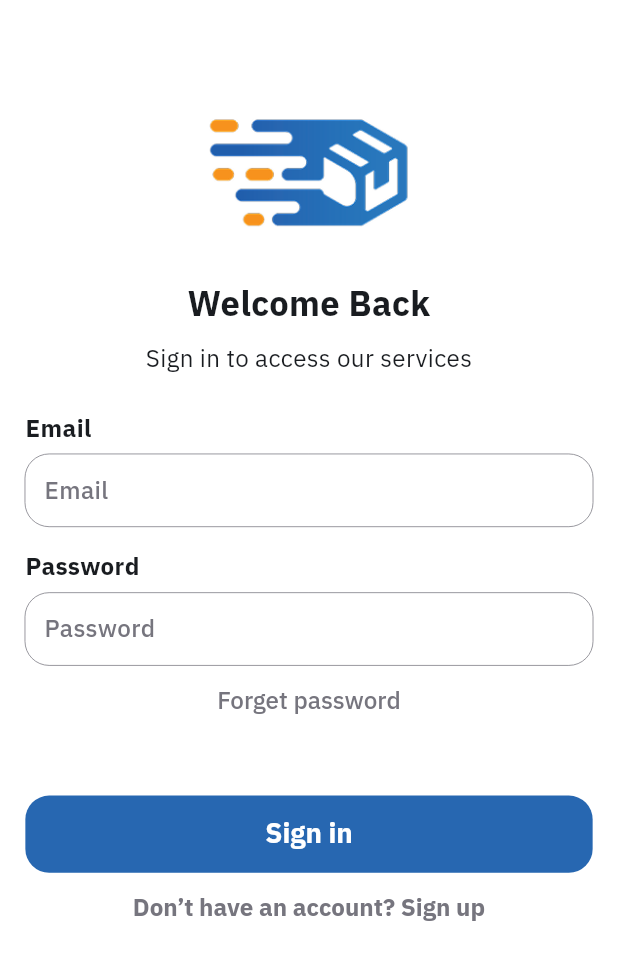
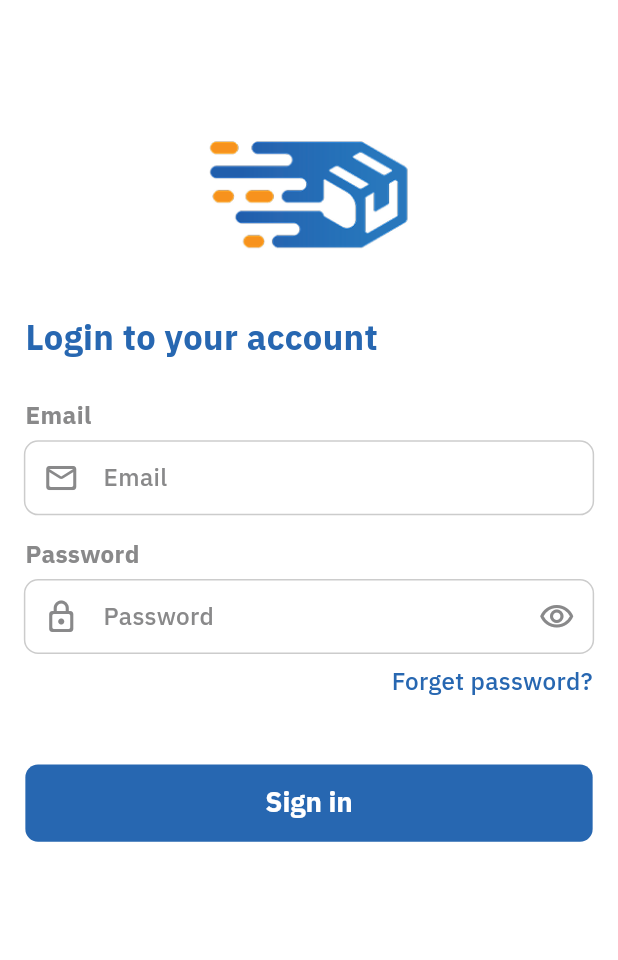
Before and after one commit to AhmadMahdaly/YourSales, a Flutter app: the LoginView screen opened by its route, on a phone screen of 412 x 824 dp. Shown: the top 960 px of the screen. Run offline on Flutter 3.47's test engine with Material 3 defaults, Android fonts, the phone set to English and light mode, and no system bars; our stand-ins replace bloc, dio, equatable, flutter_bloc, flutter_iconly, flutter_secure_storage and 8 more; accounts and stored records are empty.

Commit message:
refactor Auth UI

```diff
--- a/lib/core/constants.dart
+++ b/lib/core/constants.dart
@@ -5,4 +5,4 @@ int mainLayoutIntitalScreenIndex = 0;
 String? userToken;
 final navigatorKey = GlobalKey<NavigatorState>();
 const kPrimaryFont = 'IBMPlexSansArabic';
-final double kRadus = 15.r;
+final double kRadus = 8.r;
--- a/lib/core/localization/app_en.arb
+++ b/lib/core/localization/app_en.arb
@@ -8,9 +8,21 @@
     "onboard1":"Allow the app to access your location to start your workday.\nAccurate tracking helps you receive tasks and monitor your route in real time.",
     "onboard2":"Once you arrive at the warehouse, request supervisor approval to view your assigned products and quantities.\nStart distribution with full clarity and organization.",
     "onboard3":"Follow your delivery route, visit merchants, create invoices, and add new clients easily.\nWhen you return to the warehouse, record remaining stock or returns seamlessly.",
+  "loginToYourAccount": "Login to your account",
+    "signUp":"Sign up",
+    "signIn":"Sign in",
+    "forgetPassword":"Forget password?",
+        "forgetPasswordTitle":"Forget password",
+    "password":"Password",
+    "email":"Email",
+    "home":"Home",
+      "enterYourEmail": "Enter your email",
+
+
+
+
     "exploreOurWork":"Explore Our Work",
     "alreadyHaveAccount":"Already have an account? Sign in",
-    "signUp":"Sign up",
     "companyName":"Company Name",
     "fullName":"Full Name",
     "jobTitle":"Job Title",
@@ -18,16 +30,11 @@
     "joinOurServices":"Join our services platform",
     "createAccount":"Create an account",
     "dontHaveAccount": "Don’t have an account? Sign up",
-    "signIn":"Sign in",
-    "forgetPassword":"Forget password",
-    "password":"Password",
     "confirmPassword":"Confirm password",
     "changePassword":"Change Password",
     "currentPassword":"Current Password",
     "newPassword":"New Password",
-    "email":"Email",
     "signInAccessOurServices":"Sign in to access our services",
-    "welcomeBack":"Welcome Back",
     "welcome":"Welcome",
     "notifications":"Notifications",
     "viewAll":"View all",
@@ -37,7 +44,6 @@
     "support":"Support",
     "profile":"Profile",
     "services":"Services",
-    "home":"Home",
     "weSendVerificationCodeToYourEmail":"we send verification code to your email, you can check your email.",
     "reset":"Reset",
     "resetPassword":"Reset password",
--- a/lib/core/localization/s.dart
+++ b/lib/core/localization/s.dart
@@ -151,6 +151,60 @@ abstract class S {
   /// **'Follow your delivery route, visit merchants, create invoices, and add new clients easily.\nWhen you return to the warehouse, record remaining stock or returns seamlessly.'**
   String get onboard3;
 
+  /// No description provided for @loginToYourAccount.
+  ///
+  /// In en, this message translates to:
+  /// **'Login to your account'**
+  String get loginToYourAccount;
+
+  /// No description provided for @signUp.
+  ///
+  /// In en, this message translates to:
+  /// **'Sign up'**
+  String get signUp;
+
+  /// No description provided for @signIn.
+  ///
+  /// In en, this message translates to:
+  /// **'Sign in'**
+  String get signIn;
+
+  /// No description provided for @forgetPassword.
+  ///
+  /// In en, this message translates to:
+  /// **'Forget password?'**
+  String get forgetPassword;
+
+  /// No description provided for @forgetPasswordTitle.
+  ///
+  /// In en, this message translates to:
+  /// **'Forget password'**
+  String get forgetPasswordTitle;
+
+  /// No description provided for @password.
+  ///
+  /// In en, this message translates to:
+  /// **'Password'**
+  String get password;
+
+  /// No description provided for @email.
+  ///
+  /// In en, this message translates to:
+  /// **'Email'**
+  String get email;
+
+  /// No description provided for @home.
+  ///
+  /// In en, this message translates to:
+  /// **'Home'**
+  String get home;
+
+  /// No description provided for @enterYourEmail.
+  ///
+  /// In en, this message translates to:
+  /// **'Enter your email'**
+  String get enterYourEmail;
+
   /// No description provided for @exploreOurWork.
   ///
   /// In en, this message translates to:
@@ -162,12 +216,6 @@ abstract class S {
   /// In en, this message translates to:
   /// **'Already have an account? Sign in'**
   String get alreadyHaveAccount;
-
-  /// No description provided for @signUp.
-  ///
-  /// In en, this message translates to:
-  /// **'Sign up'**
-  String get signUp;
 
   /// No description provided for @companyName.
   ///
@@ -211,24 +259,6 @@ abstract class S {
   /// **'Don’t have an account? Sign up'**
   String get dontHaveAccount;
 
-  /// No description provided for @signIn.
-  ///
-  /// In en, this message translates to:
-  /// **'Sign in'**
-  String get signIn;
-
-  /// No description provided for @forgetPassword.
-  ///
-  /// In en, this message translates to:
-  /// **'Forget password'**
-  String get forgetPassword;
-
-  /// No description provided for @password.
-  ///
-  /// In en, this message translates to:
-  /// **'Password'**
-  String get password;
-
   /// No description provided for @confirmPassword.
   ///
   /// In en, this message translates to:
@@ -253,23 +283,11 @@ abstract class S {
   /// **'New Password'**
   String get newPassword;
 
-  /// No description provided for @email.
-  ///
-  /// In en, this message translates to:
-  /// **'Email'**
-  String get email;
-
   /// No description provided for @signInAccessOurServices.
   ///
   /// In en, this message translates to:
   /// **'Sign in to access our services'**
   String get signInAccessOurServices;
-
-  /// No description provided for @welcomeBack.
-  ///
-  /// In en, this message translates to:
-  /// **'Welcome Back'**
-  String get welcomeBack;
 
   /// No description provided for @welcome.
   ///
@@ -324,12 +342,6 @@ abstract class S {
   /// In en, this message translates to:
   /// **'Services'**
   String get services;
-
-  /// No description provided for @home.
-  ///
-  /// In en, this message translates to:
-  /// **'Home'**
-  String get home;
 
   /// No description provided for @weSendVerificationCodeToYourEmail.
   ///
--- a/lib/core/shared_widgets/custom_primary_textfield.dart
+++ b/lib/core/shared_widgets/custom_primary_textfield.dart
@@ -77,11 +77,11 @@ class CustomPrimaryTextfield extends StatelessWidget {
             style:
                 style ??
                 AppTextStyles.style14W500.copyWith(
-                  color: AppColors.secondaryColor,
+                  color: AppColors.textGrayColor,
                 ),
           ),
           border: customOutlineInputBorder(),
-          focusedBorder: customOutlineInputBorder(),
+          focusedBorder: customFocusedOutlineInputBorder(),
           enabledBorder: customOutlineInputBorder(),
           disabledBorder: customOutlineInputBorder(),
           suffixIcon: suffix,
@@ -90,8 +90,8 @@ class CustomPrimaryTextfield extends StatelessWidget {
             horizontal: 12.w,
             vertical: 10.h,
           ),
-          filled: true,
-          fillColor: AppColors.scaffoldBackgroundLightColor,
+          // filled: true,
+          // fillColor: AppColors.scaffoldBackgroundLightColor,
         ),
 
         textInputAction: textInputAction,
@@ -106,9 +106,21 @@ OutlineInputBorder customOutlineInputBorder() {
     gapPadding: 0,
     borderRadius: BorderRadius.circular(kRadus),
     borderSide: const BorderSide(
-      width: 0.50,
+      width: 1,
       strokeAlign: BorderSide.strokeAlignOutside,
-      color: AppColors.secondaryColor,
+      color: AppColors.unfocusBorderColor,
     ),
   );
 }
+
+OutlineInputBorder customFocusedOutlineInputBorder() {
+  return OutlineInputBorder(
+    gapPadding: 0,
+    borderRadius: BorderRadius.circular(kRadus),
+    borderSide: const BorderSide(
+      width: 1,
+      strokeAlign: BorderSide.strokeAlignOutside,
+      color: AppColors.primaryColor,
+    ),
+  );
+}
--- a/lib/core/theme/app_colors.dart
+++ b/lib/core/theme/app_colors.dart
@@ -11,4 +11,6 @@ class AppColors {
   static const grayColor = Color(0xff989898);
   static const Color appBarColor = Color(0xffDCF0F9);
   static const Color lightBlueColor = Color(0xffDCF0F9);
+  static const Color unfocusBorderColor = Color(0xffCCCCCC);
+  static const Color textGrayColor = Color(0xff89898A);
 }
--- a/lib/core/theme/app_themes.dart
+++ b/lib/core/theme/app_themes.dart
@@ -20,7 +20,7 @@ class Appthemes {
       appBarTheme: AppBarTheme(
         iconTheme: const IconThemeData(color: AppColors.forthColor),
         toolbarHeight: 80.h,
-        backgroundColor: AppColors.appBarColor,
+        // backgroundColor: AppColors.appBarColor,
         surfaceTintColor: AppColors.scaffoldBackgroundLightColor,
       ),
       cardTheme: CardThemeData(
--- a/lib/features/auth/presentation/views/login_view.dart
+++ b/lib/features/auth/presentation/views/login_view.dart
@@ -5,6 +5,7 @@ import 'package:your_sales/core/responsive/responsive_config.dart';
 import 'package:your_sales/core/routing/app_routes.dart';
 import 'package:your_sales/core/shared_widgets/custom_primary_button.dart';
 import 'package:your_sales/core/shared_widgets/custom_primary_textfield.dart';
+import 'package:your_sales/core/theme/app_colors.dart';
 import 'package:your_sales/core/theme/app_images.dart';
 import 'package:your_sales/core/theme/app_text_style.dart';
 
@@ -27,6 +28,7 @@ class _LoginViewState extends State<LoginView> {
     super.dispose();
   }
 
+  bool isPassword = true;
   @override
   Widget build(BuildContext context) {
     final s = S.of(context)!;
@@ -39,57 +41,91 @@ class _LoginViewState extends State<LoginView> {
             mainAxisAlignment: MainAxisAlignment.start,
             crossAxisAlignment: CrossAxisAlignment.stretch,
             children: [
-              50.verticalSpace,
+              65.verticalSpace,
               Image.asset(
                 AppImages.appLogo,
                 height: 100.h,
                 fit: BoxFit.contain,
               ),
-              24.verticalSpace,
+              32.verticalSpace,
               Text(
-                s.welcomeBack,
-                style: AppTextStyles.style20W700,
-                textAlign: TextAlign.center,
-              ),
-              8.verticalSpace,
-              Text(
-                s.signInAccessOurServices,
-                style: AppTextStyles.style14W400,
-                textAlign: TextAlign.center,
+                s.loginToYourAccount,
+                style: AppTextStyles.style20W700.copyWith(
+                  color: AppColors.primaryColor,
+                ),
+                textAlign: TextAlign.start,
               ),
               24.verticalSpace,
               Text(
                 s.email,
-                style: AppTextStyles.style14W600,
+                style: AppTextStyles.style14W600.copyWith(
+                  color: AppColors.textGrayColor,
+                ),
               ),
               6.verticalSpace,
               CustomPrimaryTextfield(
+                prefix: const Icon(
+                  Icons.mail_outline_rounded,
+                  color: AppColors.textGrayColor,
+                ),
                 controller: _emailController,
                 text: S.of(context)!.email,
                 // validator: (value) =>
                 //     value!.isEmpty ? S.of(context)!.pleaseEnterEmail : null,
+                textInputAction: TextInputAction.next,
+                autofillHints: const [AutofillHints.email],
               ),
               16.verticalSpace,
               Text(
                 s.password,
-                style: AppTextStyles.style14W600,
+                style: AppTextStyles.style14W600.copyWith(
+                  color: AppColors.textGrayColor,
+                ),
               ),
               6.verticalSpace,
               CustomPrimaryTextfield(
+                prefix: const Icon(
+                  Icons.lock_outline_rounded,
+                  color: AppColors.textGrayColor,
+                ),
                 controller: _passwordController,
                 text: S.of(context)!.password,
                 isPassword: true,
                 // validator: (value) =>
                 //     value!.isEmpty ? S.of(context)!.pleaseEnterPassword : null,
+                suffix: IconButton(
+                  onPressed: () => setState(() {
+                    isPassword = !isPassword;
+                  }),
+                  icon: isPassword
+                      ? const Icon(
+                          Icons.visibility_outlined,
+                          color: AppColors.textGrayColor,
+                        )
+                      : const Icon(
+                          Icons.visibility_off_outlined,
+                          color: AppColors.textGrayColor,
+                        ),
+                ),
+                textInputAction: TextInputAction.done,
+                autofillHints: const [AutofillHints.password],
               ),
-              TextButton(
-                onPressed: () => context.push(AppRoutes.forgetPasswordScreen),
-                child: Text(
-                  S.of(context)!.forgetPassword,
-                  textAlign: TextAlign.end,
-                ),
+              8.verticalSpace,
+              Row(
+                mainAxisAlignment: MainAxisAlignment.end,
+                children: [
+                  InkWell(
+                    onTap: () => context.push(AppRoutes.forgetPasswordScreen),
+                    child: Text(
+                      S.of(context)!.forgetPassword,
+                      style: AppTextStyles.style14W500.copyWith(
+                        color: AppColors.primaryColor,
+                      ),
+                    ),
+                  ),
+                ],
               ),
-              40.verticalSpace,
+              45.verticalSpace,
               CustomPrimaryButton(
                 onPressed: () {
                   // if (_formKey.currentState!.validate()) {}
@@ -100,13 +136,13 @@ class _LoginViewState extends State<LoginView> {
                 text: S.of(context)!.signIn,
               ),
 
-              TextButton(
-                onPressed: () => context.push(AppRoutes.registerScreen),
-                child: Text(
-                  S.of(context)!.dontHaveAccount,
-                  style: AppTextStyles.style14W700,
-                ),
-              ),
+              // TextButton(
+              //   onPressed: () => context.push(AppRoutes.registerScreen),
+              //   child: Text(
+              //     S.of(context)!.dontHaveAccount,
+              //     style: AppTextStyles.style14W700,
+              //   ),
+              // ),
             ],
           ),
         ),
```
Also changed, not shown: lib/core/localization/app_ar.arb (+13 -7 lines), lib/core/localization/s_ar.dart (+27 -21 lines), lib/core/localization/s_en.dart (+27 -21 lines), lib/core/shared_widgets/custom_dropdown_button.dart (+6 -6 lines), lib/features/auth/presentation/views/forget_password_view.dart (+2 -5 lines).
